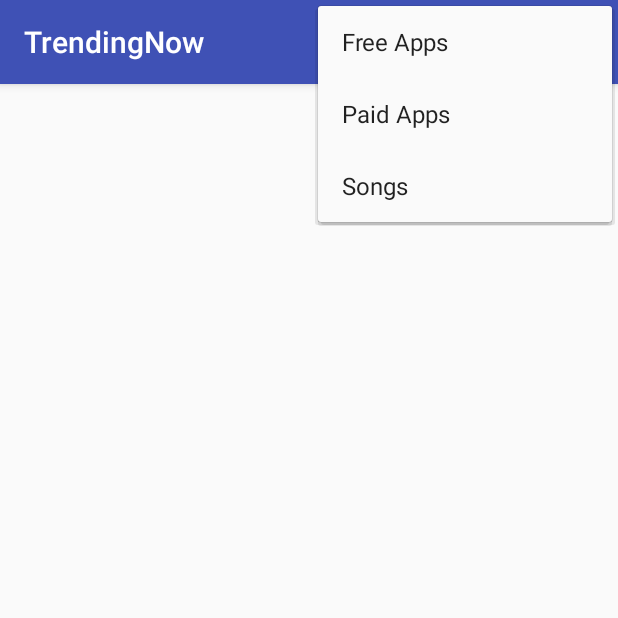
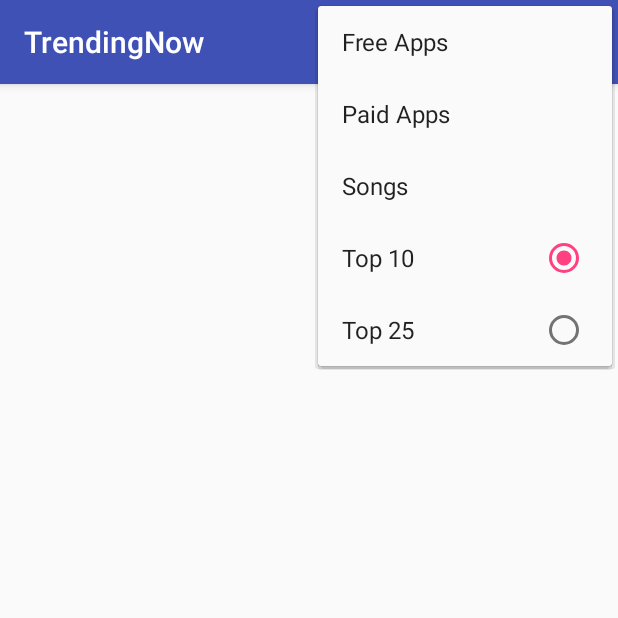
Before and after one commit to GabrielGrimberg/TrendingNow, an Android app: the screen it shows after launch (MainActivity), with the options menu open, on a phone screen of 412 x 824 dp, the top half of it. Run offline under Robolectric (Android 15) with nearby library versions, the phone set to English and light mode, and no system bars.

Commit message:
Clickable Menu

```diff
--- a/TrendingNow/app/src/main/java/com/gabrielgrimberg/trendingnow/MainActivity.java
+++ b/TrendingNow/app/src/main/java/com/gabrielgrimberg/trendingnow/MainActivity.java
@@ -20,6 +20,8 @@ public class MainActivity extends AppCompatActivity
     private static final String TAG = "MainActivity";
 
     private ListView listApps;
+    private String feedUrl = "http://ax.itunes.apple.com/WebObjects/MZStoreServices.woa/ws/RSS/topfreeapplications/limit=%d/xml";
+    private int feedLimit = 10;
 
     @Override
     protected void onCreate(Bundle savedInstanceState)
--- a/TrendingNow/app/src/main/res/menu/feeds_menu.xml
+++ b/TrendingNow/app/src/main/res/menu/feeds_menu.xml
@@ -11,4 +11,16 @@
     <item
         android:id="@+id/menuSongs"
         android:title="Songs" />
+
+    <group
+        android:id="@+id/MenuGroup"
+        android:checkableBehavior="single">
+    <item
+        android:id="@+id/menuTop10"
+        android:checked="true"
+        android:title="Top 10" />
+    <item
+        android:id="@+id/menuTop25"
+        android:title="Top 25" />
+    </group>
 </menu>
```
